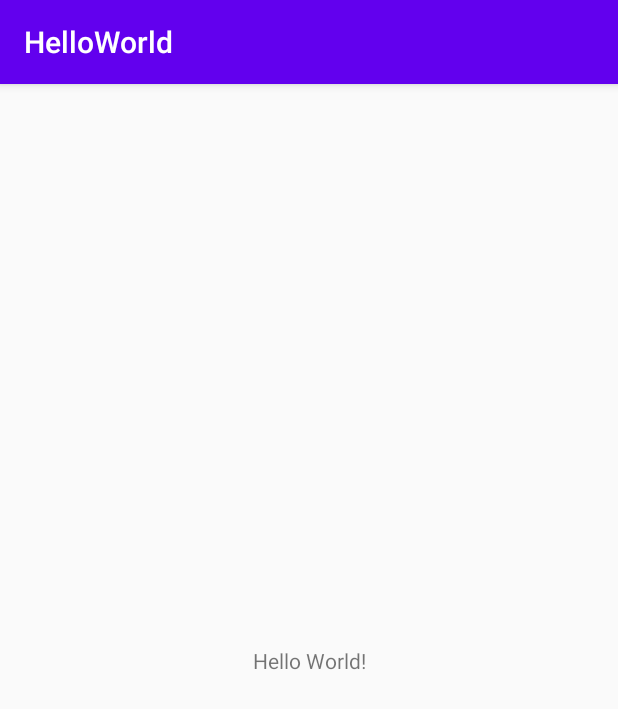
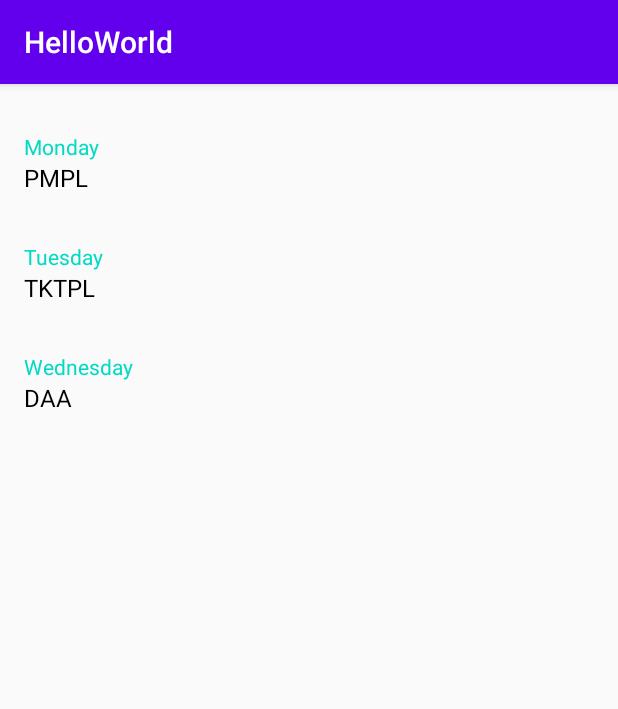
Before and after one commit to irfanazizalamin/learn-tktpl-1706039364, an Android app: the screen it shows after launch (MainActivity), on a phone screen of 412 x 824 dp. Shown: the top 709 px of the screen. Run offline under Robolectric (Android 15) with nearby library versions, the phone set to English and light mode, and no system bars; our stand-ins replace data binding.

Commit message:
lab-4 created simple listtask apps

```diff
--- /dev/null
+++ b/app/src/main/java/id/ac/ui/cs/mobileprogramming/irfanazizalamin/helloworld/Item.java
@@ -0,0 +1,23 @@
+package id.ac.ui.cs.mobileprogramming.irfanazizalamin.helloworld;
+
+public class Item {
+    private String day, task, details;
+
+    public Item(String day, String task, String details) {
+        this.day = day;
+        this.task = task;
+        this.details = details;
+    }
+
+    public String getDay() {
+        return day;
+    }
+
+    public String getTask() {
+        return task;
+    }
+
+    public String getDetails() {
+        return details;
+    }
+}
--- /dev/null
+++ b/app/src/main/java/id/ac/ui/cs/mobileprogramming/irfanazizalamin/helloworld/MainActivity.java
@@ -0,0 +1,19 @@
+package id.ac.ui.cs.mobileprogramming.irfanazizalamin.helloworld;
+
+import androidx.appcompat.app.AppCompatActivity;
+import android.os.Bundle;
+
+public class MainActivity extends AppCompatActivity {
+
+    private TaskListFragment taskListFragment = new TaskListFragment();
+
+    @Override
+    protected void onCreate(Bundle savedInstanceState) {
+        super.onCreate(savedInstanceState);
+        setContentView(R.layout.activity_main);
+        getSupportFragmentManager().beginTransaction()
+                .add(R.id.container, taskListFragment)
+                .addToBackStack("task_list")
+                .commit();
+    }
+}
--- a/app/src/main/java/id/ac/ui/cs/mobileprogramming/irfanazizalamin/helloworld/MainActivity.kt
+++ /dev/null
@@ -1,11 +0,0 @@
-package id.ac.ui.cs.mobileprogramming.irfanazizalamin.helloworld
-
-import androidx.appcompat.app.AppCompatActivity
-import android.os.Bundle
-
-class MainActivity : AppCompatActivity() {
-    override fun onCreate(savedInstanceState: Bundle?) {
-        super.onCreate(savedInstanceState)
-        setContentView(R.layout.activity_main)
-    }
-}
--- /dev/null
+++ b/app/src/main/java/id/ac/ui/cs/mobileprogramming/irfanazizalamin/helloworld/RecyclerViewAdapter.java
@@ -0,0 +1,69 @@
+package id.ac.ui.cs.mobileprogramming.irfanazizalamin.helloworld;
+
+import android.view.LayoutInflater;
+import android.view.View;
+import android.view.ViewGroup;
+
+import androidx.annotation.NonNull;
+import androidx.databinding.DataBindingUtil;
+import androidx.recyclerview.widget.RecyclerView;
+
+import java.util.List;
+
+import id.ac.ui.cs.mobileprogramming.irfanazizalamin.helloworld.databinding.TaskListItemBinding;
+
+public class RecyclerViewAdapter extends RecyclerView.Adapter<RecyclerViewAdapter.ViewHolder> {
+    private List<Item> list;
+    private OnItemClickListener listener;
+
+    public interface OnItemClickListener {
+        void onClick(View view, int position);
+    }
+
+    public RecyclerViewAdapter(List<Item> list) {
+        this.list = list;
+    }
+
+    public void setListener(OnItemClickListener listener) {
+        this.listener = listener;
+    }
+
+    public Item getItemAt(int position) {
+        return list.get(position);
+    }
+
+    @NonNull
+    @Override
+    public ViewHolder onCreateViewHolder(@NonNull ViewGroup parent, int viewType) {
+        LayoutInflater inflater = LayoutInflater.from(parent.getContext());
+        TaskListItemBinding binding = DataBindingUtil.inflate(inflater, R.layout.task_list_item, parent, false);
+        return new ViewHolder(binding);
+    }
+
+    @Override
+    public void onBindViewHolder(@NonNull ViewHolder holder, int position) {
+        holder.binding.day.setText(list.get(position).getDay());
+        holder.binding.task.setText(list.get(position).getTask());
+
+    }
+
+    @Override
+    public int getItemCount() {
+        return list.size();
+    }
+
+    public class ViewHolder extends RecyclerView.ViewHolder implements View.OnClickListener{
+        private TaskListItemBinding binding;
+
+        public ViewHolder(@NonNull TaskListItemBinding binding) {
+            super(binding.getRoot());
+            this.binding = binding;
+            this.binding.getRoot().setOnClickListener(this);
+        }
+
+        @Override
+        public void onClick(View v) {
+            listener.onClick(v, getAdapterPosition());
+        }
+    }
+}
--- /dev/null
+++ b/app/src/main/java/id/ac/ui/cs/mobileprogramming/irfanazizalamin/helloworld/SharedViewModel.java
@@ -0,0 +1,16 @@
+package id.ac.ui.cs.mobileprogramming.irfanazizalamin.helloworld;
+
+import androidx.lifecycle.MutableLiveData;
+import androidx.lifecycle.ViewModel;
+
+public class SharedViewModel extends ViewModel {
+    private MutableLiveData<Item> selected = new MutableLiveData<>();
+
+    public void setSelected(Item item) {
+        selected.setValue(item);
+    }
+
+    public MutableLiveData<Item> getSelected() {
+        return selected;
+    }
+}
--- /dev/null
+++ b/app/src/main/java/id/ac/ui/cs/mobileprogramming/irfanazizalamin/helloworld/TaskListFragment.java
@@ -0,0 +1,55 @@
+package id.ac.ui.cs.mobileprogramming.irfanazizalamin.helloworld;
+
+import android.os.Bundle;
+
+import androidx.annotation.NonNull;
+import androidx.annotation.Nullable;
+import androidx.databinding.DataBindingUtil;
+import androidx.fragment.app.Fragment;
+import androidx.lifecycle.ViewModelProvider;
+
+import android.view.LayoutInflater;
+import android.view.View;
+import android.view.ViewGroup;
+
+import java.util.ArrayList;
+import java.util.List;
+
+import id.ac.ui.cs.mobileprogramming.irfanazizalamin.helloworld.databinding.FragmentTaskListBinding;
+import id.ac.ui.cs.mobileprogramming.irfanazizalamin.helloworld.databinding.TaskListItemBinding;
+
+public class TaskListFragment extends Fragment {
+    FragmentTaskListBinding binding;
+    TaskDetailsFragment detailsFragment = new TaskDetailsFragment();
+
+    public TaskListFragment() {
+        // Required empty public constructor
+    }
+
+    @Override
+    public View onCreateView(LayoutInflater inflater, ViewGroup container,
+                             Bundle savedInstanceState) {
+        binding = DataBindingUtil.inflate(inflater, R.layout.fragment_task_list, container, false);
+        return binding.getRoot();
+    }
+
+    @Override
+    public void onViewCreated(@NonNull View view, @Nullable Bundle savedInstanceState) {
+        super.onViewCreated(view, savedInstanceState);
+        SharedViewModel viewModel = new ViewModelProvider(requireActivity()).get(SharedViewModel.class);
+        List<Item> list = new ArrayList<>();
+        list.add(new Item("Monday", "PMPL", "Learn how to struggling in this course"));
+        list.add(new Item("Tuesday", "TKTPL", "Learn how to Fragment works"));
+        list.add(new Item("Wednesday", "DAA", "Learn how to big oh notation works"));
+
+        RecyclerViewAdapter adapter = new RecyclerViewAdapter(list);
+        binding.recyclerView.setAdapter(adapter);
+        adapter.setListener((v, position) -> {
+            viewModel.setSelected(adapter.getItemAt(position));
+            getParentFragmentManager().beginTransaction()
+                    .replace(R.id.container, detailsFragment)
+                    .addToBackStack(null)
+                    .commit();
+        });
+    }
+}
--- a/app/src/main/res/layout/activity_main.xml
+++ b/app/src/main/res/layout/activity_main.xml
@@ -1,18 +1,19 @@
 <?xml version="1.0" encoding="utf-8"?>
-<androidx.constraintlayout.widget.ConstraintLayout xmlns:android="http://schemas.android.com/apk/res/android"
+<androidx.constraintlayout.widget.ConstraintLayout
+    xmlns:android="http://schemas.android.com/apk/res/android"
+    xmlns:tools="http://schemas.android.com/tools"
     xmlns:app="http://schemas.android.com/apk/res-auto"
-    xmlns:tools="http://schemas.android.com/tools"
     android:layout_width="match_parent"
     android:layout_height="match_parent"
     tools:context=".MainActivity">
 
-    <TextView
-        android:layout_width="wrap_content"
-        android:layout_height="wrap_content"
-        android:text="Hello World!"
-        app:layout_constraintBottom_toBottomOf="parent"
-        app:layout_constraintLeft_toLeftOf="parent"
-        app:layout_constraintRight_toRightOf="parent"
-        app:layout_constraintTop_toTopOf="parent" />
+    <androidx.fragment.app.FragmentContainerView
+            android:id="@+id/container"
+            android:layout_width="match_parent"
+            android:layout_height="match_parent"
+            app:layout_constraintBottom_toBottomOf="parent"
+            app:layout_constraintLeft_toLeftOf="parent"
+            app:layout_constraintRight_toRightOf="parent"
+            app:layout_constraintTop_toTopOf="parent" />
 
 </androidx.constraintlayout.widget.ConstraintLayout>
--- /dev/null
+++ b/app/src/main/res/layout/fragment_task_list.xml
@@ -0,0 +1,17 @@
+<?xml version="1.0" encoding="utf-8"?>
+<layout xmlns:app="http://schemas.android.com/apk/res-auto">
+    <FrameLayout xmlns:android="http://schemas.android.com/apk/res/android"
+                 xmlns:tools="http://schemas.android.com/tools"
+                 android:layout_width="match_parent"
+                 android:layout_height="match_parent"
+                 android:padding="16dp"
+                 tools:context=".TaskListFragment">
+
+        <androidx.recyclerview.widget.RecyclerView
+                android:id="@+id/recycler_view"
+                android:layout_width="match_parent"
+                android:layout_height="match_parent"
+                app:layoutManager="androidx.recyclerview.widget.LinearLayoutManager"/>
+
+    </FrameLayout>
+</layout>
--- /dev/null
+++ b/app/src/main/res/layout/task_list_item.xml
@@ -0,0 +1,25 @@
+<?xml version="1.0" encoding="utf-8"?>
+<layout xmlns:tools="http://schemas.android.com/tools">
+    <LinearLayout xmlns:android="http://schemas.android.com/apk/res/android"
+                  android:orientation="vertical"
+                  android:layout_width="match_parent"
+                  android:layout_height="wrap_content"
+                  android:paddingVertical="16dp">
+
+        <TextView
+                android:id="@+id/day"
+                android:layout_width="match_parent"
+                android:layout_height="wrap_content"
+                android:textColor="@color/colorAccent"
+                tools:text="Monday"/>
+
+        <TextView
+                android:id="@+id/task"
+                android:layout_width="match_parent"
+                android:layout_height="wrap_content"
+                android:textSize="16sp"
+                android:textColor="@android:color/black"
+                tools:text="Study sorting algorithms"/>
+
+    </LinearLayout>
+</layout>
--- a/app/src/main/res/values/strings.xml
+++ b/app/src/main/res/values/strings.xml
@@ -1,3 +1,5 @@
 <resources>
     <string name="app_name">HelloWorld</string>
+    <!-- TODO: Remove or change this placeholder text -->
+    <string name="hello_blank_fragment">Hello blank fragment</string>
 </resources>
```
Also changed, not shown: app/build.gradle (+12 -0 lines), app/src/main/java/id/ac/ui/cs/mobileprogramming/irfanazizalamin/helloworld/TaskDetailsFragment.java (added, +40 -0 lines), app/src/main/res/layout/fragment_task_details.xml (added, +34 -0 lines).
